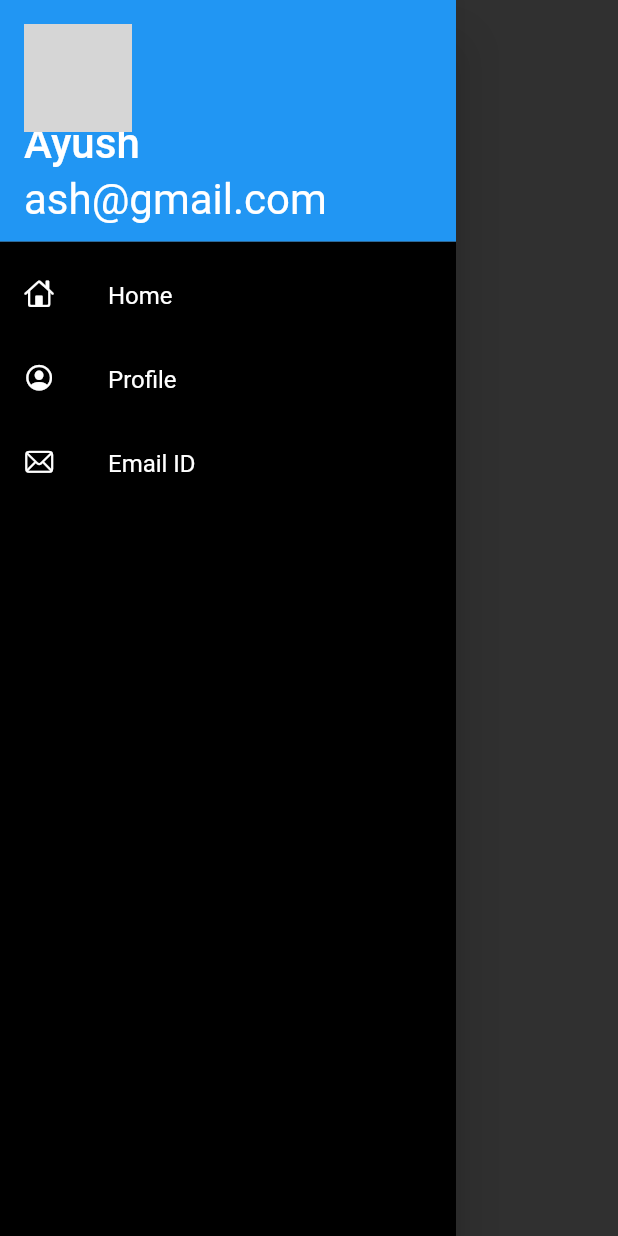
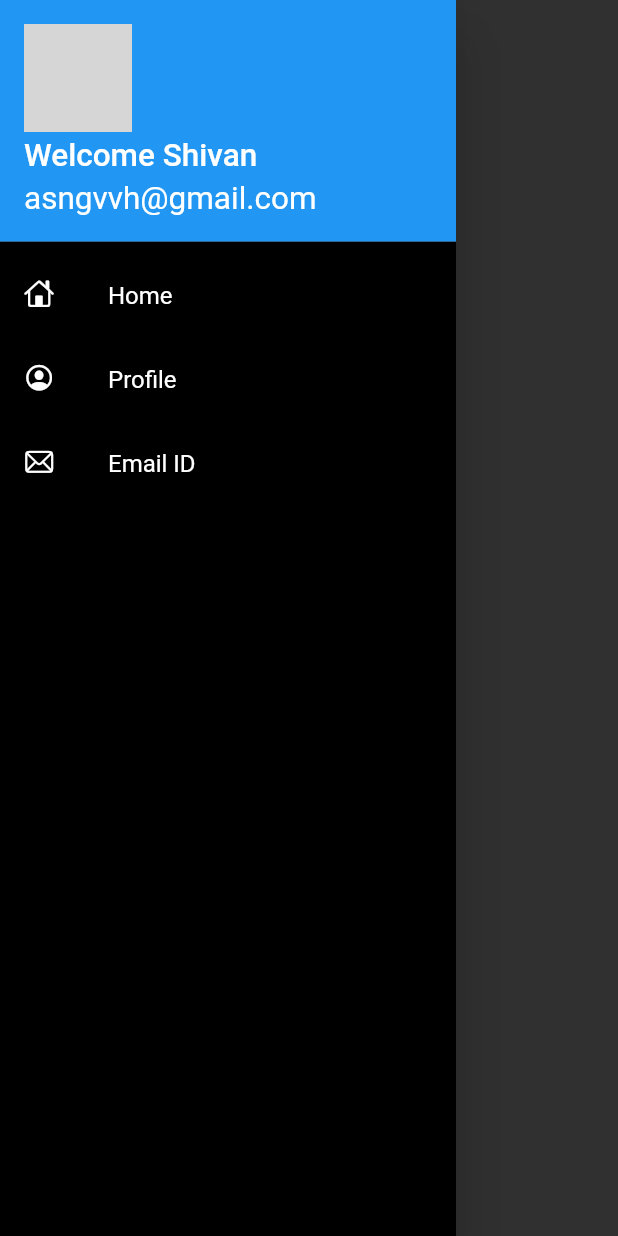
Before and after one commit to ayush0525/flutter, a Flutter app: the MyDrawer widget shown alone on an empty page, opened directly, on a phone screen of 412 x 824 dp. Run offline on Flutter 3.47's test engine with Material 2 defaults, Android fonts, the phone set to English and light mode, and no system bars; our stand-ins replace google_fonts; network calls fail; grey boxes are pictures that could not be loaded.

Commit message:
day2completed

```diff
--- a/lib/widgets/drawer.dart
+++ b/lib/widgets/drawer.dart
@@ -20,8 +20,8 @@ class MyDrawer extends StatelessWidget {
               //margin: EdgeInsets.zero,
               child: UserAccountsDrawerHeader(
                 margin: EdgeInsets.zero,
-                accountName: Text("Ayush", textScaleFactor: 2.0),
-                accountEmail: Text("ash@gmail.com", textScaleFactor: 2.0),
+                accountName: Text("Welcome Shivan", textScaleFactor: 1.5),
+                accountEmail: Text("asngvvh@gmail.com", textScaleFactor: 1.5),
                 currentAccountPicture: CircleAvatar(
                   backgroundImage: NetworkImage(imageUrl),
                 ),
```
